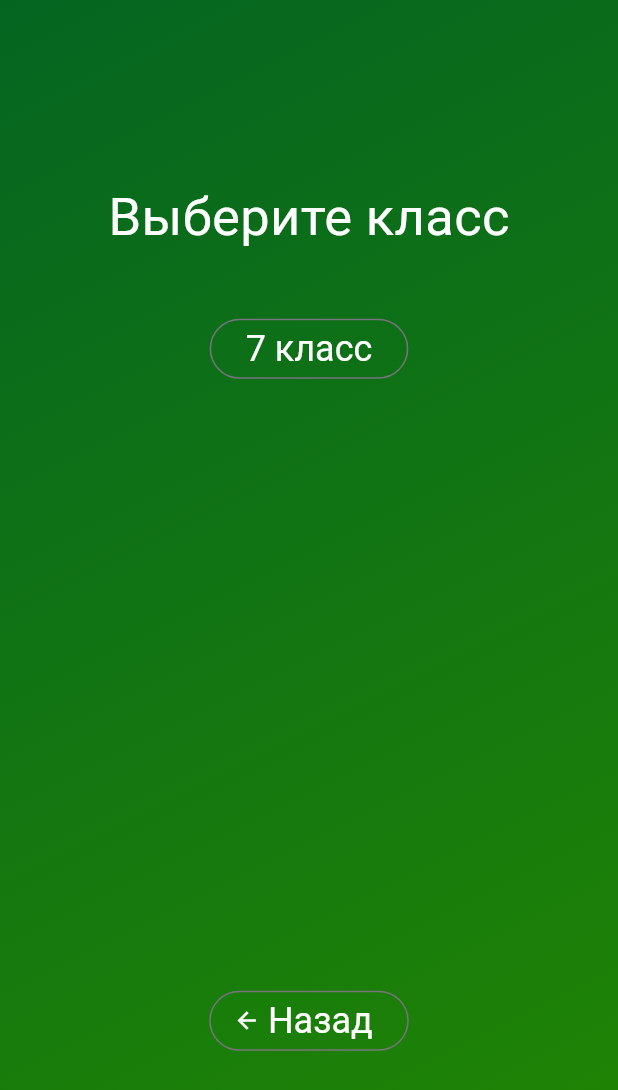
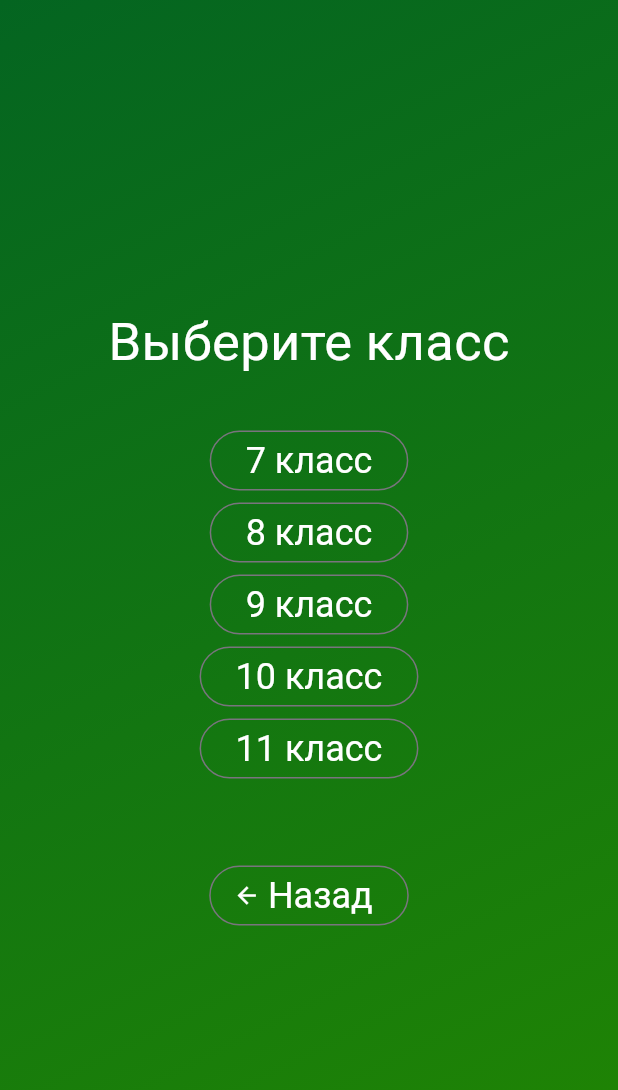
Before and after one commit to YurauMaksim/math_app, a Flutter app: the screen it shows after launch, after a tap on "Математика", on a phone screen of 412 x 824 dp. Shown: the top 1090 px of the screen. Run offline on Flutter 3.47's test engine with Material 3 defaults, Android fonts, the phone set to English and light mode, and no system bars.

Commit message:
add grades

```diff
--- a/lib/data/grades.dart
+++ b/lib/data/grades.dart
@@ -1,9 +1,7 @@
-import 'package:math_app/models/math_grades.dart';
-
 const grades = [
-  MathGrades('7 класс'),
-  MathGrades('8 класс'),
-  MathGrades('9 класс'),
-  MathGrades('10 класс'),
-  MathGrades('11 класс'),
+  '7 класс',
+  '8 класс',
+  '9 класс',
+  '10 класс',
+  '11 класс',
 ];
--- a/lib/models/math_grades.dart
+++ /dev/null
@@ -1,5 +0,0 @@
-class MathGrades {
-  const MathGrades(this.grade);
-
-  final String grade;
-}
--- a/lib/screens/grades_choosing.dart
+++ b/lib/screens/grades_choosing_screen.dart
@@ -1,10 +1,14 @@
 import 'package:flutter/material.dart';
+import 'package:math_app/views/choose_button.dart';
+import 'package:math_app/data/grades.dart';
 
-class GradesChoosing extends StatelessWidget {
-  const GradesChoosing({super.key});
+class GradesChoosingScreen extends StatelessWidget {
+  const GradesChoosingScreen({super.key});
 
   @override
   Widget build(BuildContext context) {
+    const gradeName = grades;
+
     return SizedBox(
       width: double.infinity,
       child: Column(
@@ -15,16 +19,13 @@ class GradesChoosing extends StatelessWidget {
             style: TextStyle(fontSize: 35, color: Colors.white),
           ),
           const SizedBox(
-            height: 39,
+            height: 30,
           ),
-          OutlinedButton(
-              onPressed: () {},
-              style: OutlinedButton.styleFrom(
-                  foregroundColor: Colors.white,
-                  textStyle: const TextStyle(fontSize: 24)),
-              child: const Text('7 класс')),
+          ...gradeName.map((grade) {
+            return ChooseButton(name: grade, onTap: () {});
+          }),
           const SizedBox(
-            height: 400,
+            height: 50,
           ),
           OutlinedButton.icon(
               onPressed: () {},
--- a/lib/screens/math.dart
+++ b/lib/screens/math.dart
@@ -1,5 +1,5 @@
 import 'package:flutter/material.dart';
-import 'package:math_app/screens/grades_choosing.dart';
+import 'package:math_app/screens/grades_choosing_screen.dart';
 import 'package:math_app/screens/start_screen.dart';
 
 class Math extends StatefulWidget {
@@ -25,7 +25,7 @@ class _MathState extends State<Math> {
     Widget screenWidget = StartScreen(switchScreen);
 
     if (activeScreen == 'grades-choosing') {
-      screenWidget = const GradesChoosing();
+      screenWidget = const GradesChoosingScreen();
     }
 
     return MaterialApp(
--- /dev/null
+++ b/lib/views/choose_button.dart
@@ -0,0 +1,22 @@
+import 'package:flutter/material.dart';
+
+class ChooseButton extends StatelessWidget {
+  const ChooseButton({
+    super.key,
+    required this.name,
+    required this.onTap,
+  });
+
+  final String name;
+  final void Function() onTap;
+
+  @override
+  Widget build(BuildContext context) {
+    return OutlinedButton(
+        onPressed: onTap,
+        style: OutlinedButton.styleFrom(
+            foregroundColor: Colors.white,
+            textStyle: const TextStyle(fontSize: 24)),
+        child: Text(name));
+  }
+}
```
